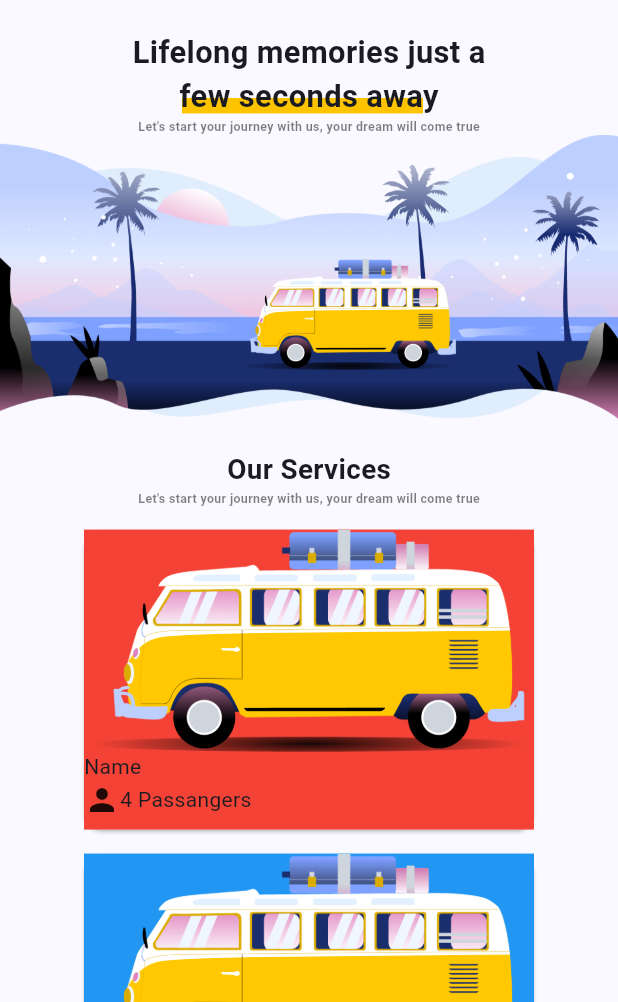
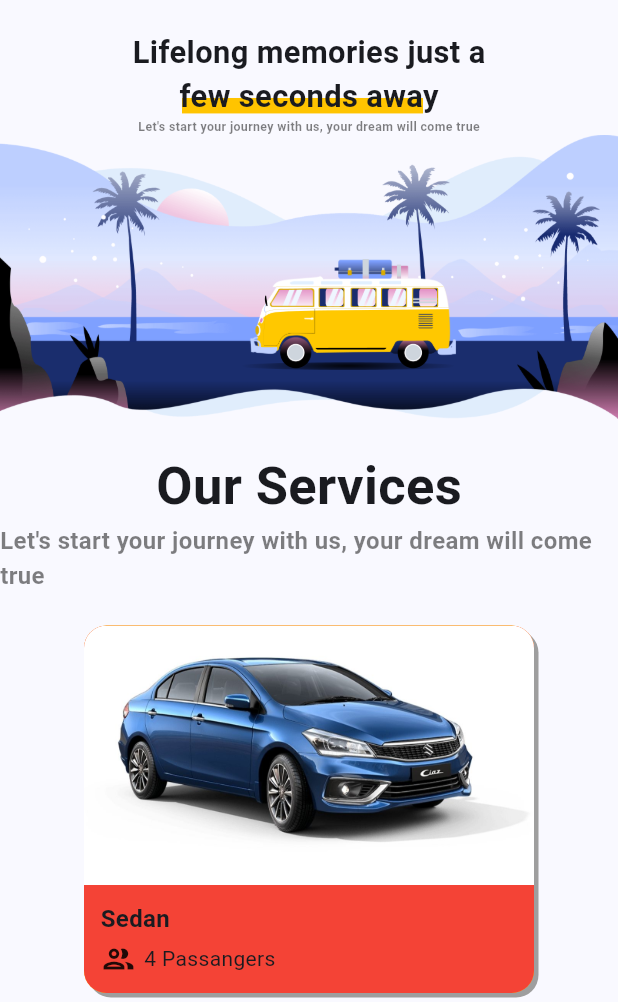
Before and after one commit to Mks30d/TannuTourAndTravels, a Flutter app: the screen it shows after launch, on a phone screen of 412 x 824 dp, the part 234-1236 px from its top. Run offline on Flutter 3.47's test engine with Material 3 defaults, Android fonts, the light colour scheme and no system bars.

Commit message:
modify OurServices section ui (add cars)

```diff
--- a/lib/my_home_page.dart
+++ b/lib/my_home_page.dart
@@ -22,6 +22,7 @@ class _MyHomePageState extends State<MyHomePage> {
             AnimatedSection(),
             SizedBox(height: 20),
             OurServices(),
+            SizedBox(height: 20),
           ],
         ),
       ),
--- a/lib/sections/our_services.dart
+++ b/lib/sections/our_services.dart
@@ -11,66 +11,135 @@ class OurServices extends StatelessWidget {
       children: [
         Text(
           "Our Services",
-          style: TextStyle(
-            fontSize: deviceWidth * 0.045,
-            fontWeight: FontWeight.bold,
-          ),
+          style: TextStyle(fontSize: 35, fontWeight: FontWeight.bold),
         ),
 
         Text(
           "Let's start your journey with us, your dream will come true",
           style: TextStyle(
             color: Colors.black.withValues(alpha: 0.5),
-            fontSize: deviceWidth * 0.02,
+            fontSize: 16,
             fontWeight: FontWeight.w600,
           ),
         ),
 
-        SizedBox(height: 11),
+        SizedBox(height: 22),
 
         Wrap(
           spacing: 8,
           runSpacing: 8,
           alignment: WrapAlignment.center,
           children: [
-            carCard(color: Colors.red),
-            carCard(color: Colors.blue),
-            carCard(color: Colors.green),
+            carCard(
+              name: "Sedan",
+              seats: "4",
+              image: "assets/images/vehicles/sedan.jpg",
+              color: Colors.red,
+            ),
+            carCard(
+              name: "Dezire",
+              seats: "5",
+              image: "assets/images/vehicles/dzire.jpg",
+              color: Colors.blue,
+            ),
+            carCard(
+              name: "Innova",
+              seats: "7-8",
+              image: "assets/images/vehicles/innova.jpg",
+              color: Colors.green,
+            ),
           ],
         ),
+
+        SizedBox(height: 8),
+
         Wrap(
           spacing: 8,
           runSpacing: 8,
           alignment: WrapAlignment.center,
           children: [
-            carCard(color: Colors.yellow),
-            carCard(color: Colors.orange),
-            carCard(color: Colors.purple),
+            carCard(
+              name: "Crysta",
+              seats: "4",
+              image: "assets/images/vehicles/crysta.jpg",
+              color: Colors.yellow,
+            ),
+            carCard(
+              name: "Luxury Car",
+              seats: "4",
+              image: "assets/images/vehicles/audi.jpg",
+              color: Colors.yellow,
+            ),
+            carCard(
+              name: "Mini Bus",
+              seats: "12-15",
+              image: "assets/images/vehicles/minibus.jpg",
+              color: Colors.orange,
+            ),
+            carCard(
+              name: "Standard Bus",
+              seats: "25-30",
+              image: "assets/images/vehicles/bus.jpg",
+              color: Colors.purple,
+            ),
           ],
         ),
       ],
     );
   }
 
-  Card carCard({Color color = Colors.red}) {
-    return Card(
+  dynamic carCard({
+    required String name,
+    required String seats,
+    required String image,
+    Color color = Colors.red,
+  }) {
+    return Container(
+      decoration: BoxDecoration(
+        color: Colors.amber,
+        borderRadius: BorderRadius.circular(15),
+        boxShadow: [BoxShadow(color: Colors.grey, offset: Offset(3, 3))],
+      ),
+      child: ClipRRect(
+        borderRadius: BorderRadius.circular(15),
         child: Container(
           constraints: BoxConstraints(maxWidth: 300),
-        height: 200,
+          height: 245,
           color: color,
           child: Column(
             children: [
-            Image.asset("assets/images/car.png", fit: BoxFit.cover),
-            Column(
+              SizedBox(
+                height: 173,
+                width: double.infinity,
+                child: Image.asset(image, fit: BoxFit.cover),
+              ),
+              Padding(
+                padding: const EdgeInsets.all(11.0),
+                child: Column(
                   crossAxisAlignment: CrossAxisAlignment.start,
                   children: [
-                Text("Name"),
-                Row(children: [Icon(Icons.person), Text("4 Passangers")]),
+                    Text(
+                      name,
+                      style: TextStyle(
+                        fontSize: 16,
+                        fontWeight: FontWeight.w600,
+                      ),
+                    ),
+                    SizedBox(height: 3),
+                    Row(
+                      children: [
+                        Icon(Icons.group_outlined),
+                        SizedBox(width: 5),
+                        Text("$seats Passangers"),
                       ],
                     ),
                   ],
                 ),
               ),
+            ],
+          ),
+        ),
+      ),
     );
   }
 }
--- a/pubspec.yaml
+++ b/pubspec.yaml
@@ -60,6 +60,8 @@ flutter:
   # To add assets to your application, add an assets section, like this:
   assets:
     - assets/images/
+    - assets/images/vehicles/
+    - assets/images/locations/
     - assets/images/headerMountain.jpg
   #   - images/a_dot_ham.jpeg
 
```
Also changed, not shown: lib/utils/text.txt (added, +90 -0 lines), assets/images/locations/photo(1).jpg (added), assets/images/locations/photo(2).jpg (added), assets/images/locations/photo(3).jpg (added), assets/images/locations/photo(4).jpg (added), assets/images/locations/photo(5).jpg (added), assets/images/locations/photo(6).jpg (added), assets/images/locations/photo(7).jpg (added), assets/images/vehicles/audi.jpg (added), assets/images/vehicles/bus.jpg (added), assets/images/vehicles/crysta.jpg (added), assets/images/vehicles/dzire.jpg (added), assets/images/vehicles/innova.jpg (added), assets/images/vehicles/innova1.jpg (added), 2 more files. Lines whose indentation alone changed are shown as unchanged.
